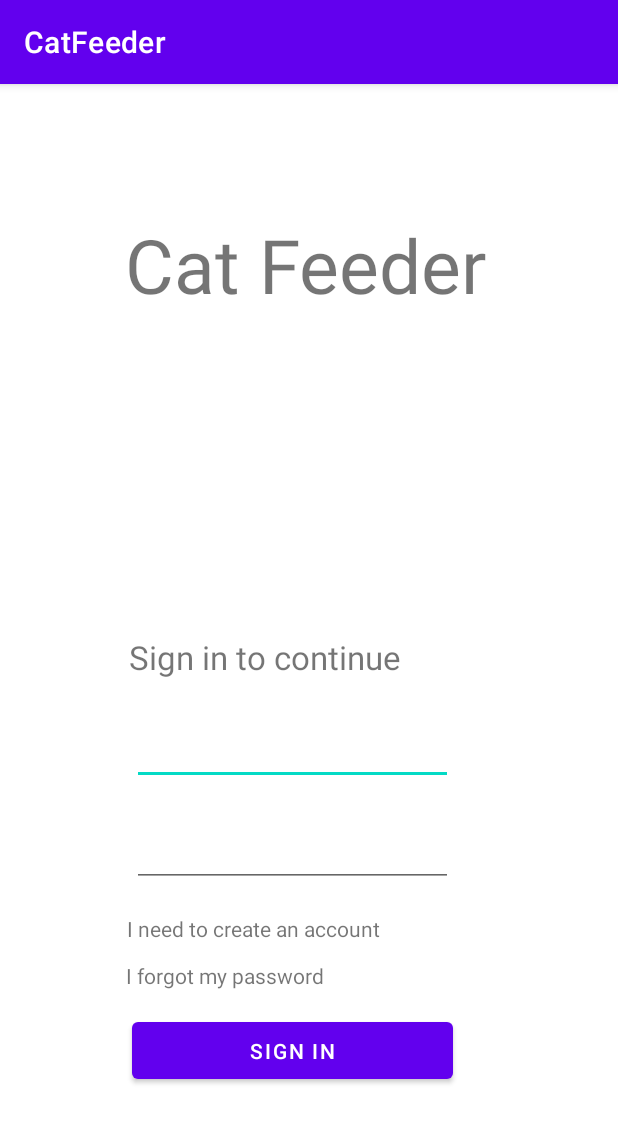
After one commit to Chum-O/CatFeeder, an Android app: the MainActivity screen opened directly, with no data from a screen before it, on a phone screen of 412 x 824 dp. The commit adds this screen. Shown: the top 1123 px of the screen. Run offline under Robolectric (Android 15) with nearby library versions, the phone set to English and light mode, and no system bars.

Commit message:
Add basic main screen with sign in

```diff
--- a/app/src/main/AndroidManifest.xml
+++ b/app/src/main/AndroidManifest.xml
@@ -10,9 +10,11 @@
         android:supportsRtl="true"
         android:theme="@style/Theme.CatFeeder">
         <activity
+            android:name=".MainActivity"
+            android:exported="false" />
+        <activity
             android:name=".ui.login.LoginActivity"
-            android:exported="true"
-            android:label="@string/app_name">
+            android:exported="true">
             <intent-filter>
                 <action android:name="android.intent.action.MAIN" />
 
--- /dev/null
+++ b/app/src/main/java/com/example/catfeeder/MainActivity.java
@@ -0,0 +1,14 @@
+package com.example.catfeeder;
+
+import androidx.appcompat.app.AppCompatActivity;
+
+import android.os.Bundle;
+
+public class MainActivity extends AppCompatActivity {
+
+    @Override
+    protected void onCreate(Bundle savedInstanceState) {
+        super.onCreate(savedInstanceState);
+        setContentView(R.layout.activity_main);
+    }
+}
--- /dev/null
+++ b/app/src/main/res/layout/activity_main.xml
@@ -0,0 +1,100 @@
+<?xml version="1.0" encoding="utf-8"?>
+<androidx.constraintlayout.widget.ConstraintLayout xmlns:android="http://schemas.android.com/apk/res/android"
+    xmlns:app="http://schemas.android.com/apk/res-auto"
+    xmlns:tools="http://schemas.android.com/tools"
+    android:layout_width="match_parent"
+    android:layout_height="match_parent"
+    tools:context=".MainActivity">
+
+    <TextView
+        android:id="@+id/textView"
+        android:layout_width="246dp"
+        android:layout_height="64dp"
+        android:text="@string/title"
+        android:textSize="50sp"
+        app:layout_constraintBottom_toBottomOf="parent"
+        app:layout_constraintEnd_toEndOf="parent"
+        app:layout_constraintStart_toStartOf="parent"
+        app:layout_constraintTop_toTopOf="parent"
+        app:layout_constraintVertical_bias="0.123" />
+
+    <EditText
+        android:id="@+id/editTextTextEmailAddress"
+        android:layout_width="214dp"
+        android:layout_height="47dp"
+        android:ems="10"
+        android:inputType="textEmailAddress"
+        android:labelFor="@id/editTextTextEmailAddress"
+        android:autofillHints="emailAddress"
+        app:layout_constraintBottom_toBottomOf="parent"
+        app:layout_constraintEnd_toEndOf="parent"
+        app:layout_constraintHorizontal_bias="0.443"
+        app:layout_constraintStart_toStartOf="parent"
+        app:layout_constraintTop_toTopOf="parent"
+        app:layout_constraintVertical_bias="0.583" />
+
+    <TextView
+        android:id="@+id/textView2"
+        android:layout_width="194dp"
+        android:layout_height="32dp"
+        android:text="@string/action_sign_in_short"
+        android:textSize="22sp"
+        app:layout_constraintBottom_toBottomOf="parent"
+        app:layout_constraintEnd_toEndOf="parent"
+        app:layout_constraintHorizontal_bias="0.396"
+        app:layout_constraintStart_toStartOf="parent"
+        app:layout_constraintTop_toTopOf="parent"
+        app:layout_constraintVertical_bias="0.499" />
+
+    <EditText
+        android:id="@+id/editTextTextPassword"
+        android:layout_width="214dp"
+        android:layout_height="47dp"
+        android:ems="10"
+        android:inputType="textPassword"
+        android:labelFor="@id/editTextTextPassword"
+        android:autofillHints="password"
+        app:layout_constraintBottom_toBottomOf="parent"
+        app:layout_constraintEnd_toEndOf="parent"
+        app:layout_constraintHorizontal_bias="0.443"
+        app:layout_constraintStart_toStartOf="parent"
+        app:layout_constraintTop_toTopOf="parent"
+        app:layout_constraintVertical_bias="0.677" />
+
+    <Button
+        android:id="@+id/button"
+        android:layout_width="214dp"
+        android:layout_height="50dp"
+        android:text="@string/sign_in_button"
+        app:layout_constraintBottom_toBottomOf="parent"
+        app:layout_constraintEnd_toEndOf="parent"
+        app:layout_constraintHorizontal_bias="0.443"
+        app:layout_constraintStart_toStartOf="parent"
+        app:layout_constraintTop_toTopOf="parent"
+        app:layout_constraintVertical_bias="0.863" />
+
+    <TextView
+        android:id="@+id/textView3"
+        android:layout_width="wrap_content"
+        android:layout_height="wrap_content"
+        android:text="@string/forgot_password"
+        app:layout_constraintBottom_toBottomOf="parent"
+        app:layout_constraintEnd_toEndOf="parent"
+        app:layout_constraintHorizontal_bias="0.3"
+        app:layout_constraintStart_toStartOf="parent"
+        app:layout_constraintTop_toTopOf="parent"
+        app:layout_constraintVertical_bias="0.781" />
+
+    <TextView
+        android:id="@+id/textView4"
+        android:layout_width="wrap_content"
+        android:layout_height="wrap_content"
+        android:text="@string/new_account"
+        app:layout_constraintBottom_toBottomOf="parent"
+        app:layout_constraintEnd_toEndOf="parent"
+        app:layout_constraintHorizontal_bias="0.348"
+        app:layout_constraintStart_toStartOf="parent"
+        app:layout_constraintTop_toTopOf="parent"
+        app:layout_constraintVertical_bias="0.739" />
+
+</androidx.constraintlayout.widget.ConstraintLayout>
--- a/app/src/main/res/values/strings.xml
+++ b/app/src/main/res/values/strings.xml
@@ -4,9 +4,13 @@
     <string name="prompt_email">Email</string>
     <string name="prompt_password">Password</string>
     <string name="action_sign_in">Sign in or register</string>
-    <string name="action_sign_in_short">Sign in</string>
+    <string name="action_sign_in_short">Sign in to continue</string>
     <string name="welcome">"Welcome !"</string>
     <string name="invalid_username">Not a valid username</string>
     <string name="invalid_password">Password must be >5 characters</string>
     <string name="login_failed">"Login failed"</string>
+    <string name="title">Cat Feeder</string>
+    <string name="sign_in_button">Sign In</string>
+    <string name="forgot_password">I forgot my password</string>
+    <string name="new_account">I need to create an account</string>
 </resources>
```
